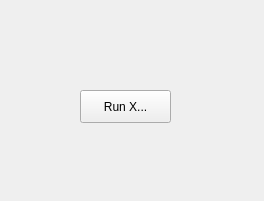
ccp4/DUI2, file src/shared_modules/tmp_gui.ui: the form before one commit.
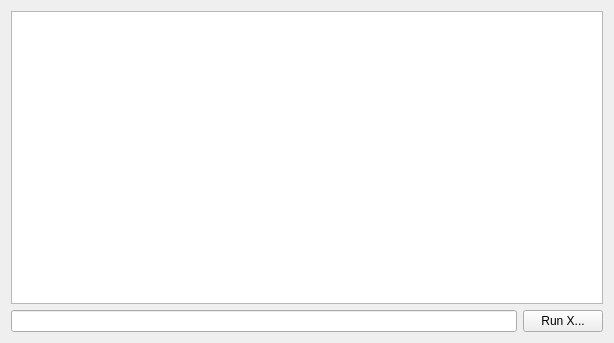
The form after the commit.

What changed in the file:
```diff
--- a/src/shared_modules/tmp_gui.ui
+++ b/src/shared_modules/tmp_gui.ui
@@ -6,26 +6,36 @@
    <rect>
     <x>0</x>
     <y>0</y>
-    <width>264</width>
-    <height>201</height>
+    <width>614</width>
+    <height>343</height>
    </rect>
   </property>
   <property name="windowTitle">
    <string>Form</string>
   </property>
+  <layout class="QGridLayout" name="gridLayout">
+   <item row="0" column="0">
+    <layout class="QVBoxLayout" name="verticalLayout">
+     <item>
+      <widget class="QTextEdit" name="textEdit"/>
+     </item>
+     <item>
+      <layout class="QHBoxLayout" name="horizontalLayout">
+       <item>
+        <widget class="QLineEdit" name="lineEdit"/>
+       </item>
+       <item>
   <widget class="QPushButton" name="RunPushButton">
-   <property name="geometry">
-    <rect>
-     <x>80</x>
-     <y>90</y>
-     <width>91</width>
-     <height>33</height>
-    </rect>
-   </property>
    <property name="text">
     <string>Run X...</string>
    </property>
   </widget>
+       </item>
+      </layout>
+     </item>
+    </layout>
+   </item>
+  </layout>
  </widget>
  <resources/>
  <connections/>
```
Lines whose indentation alone changed are shown as unchanged.
